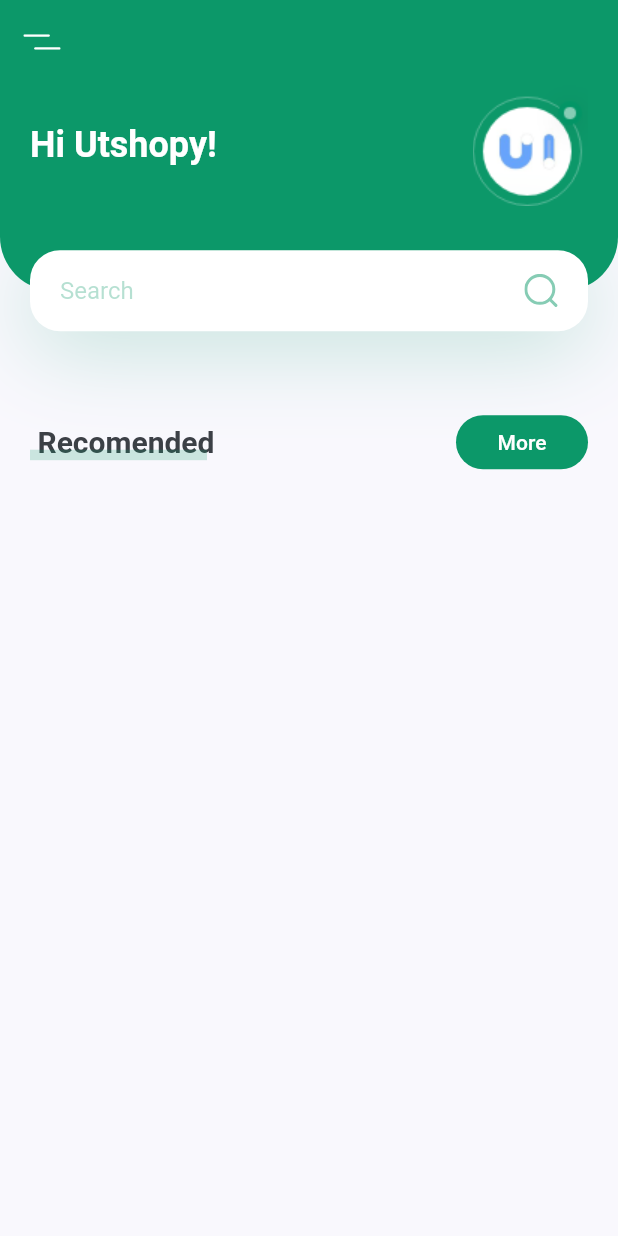
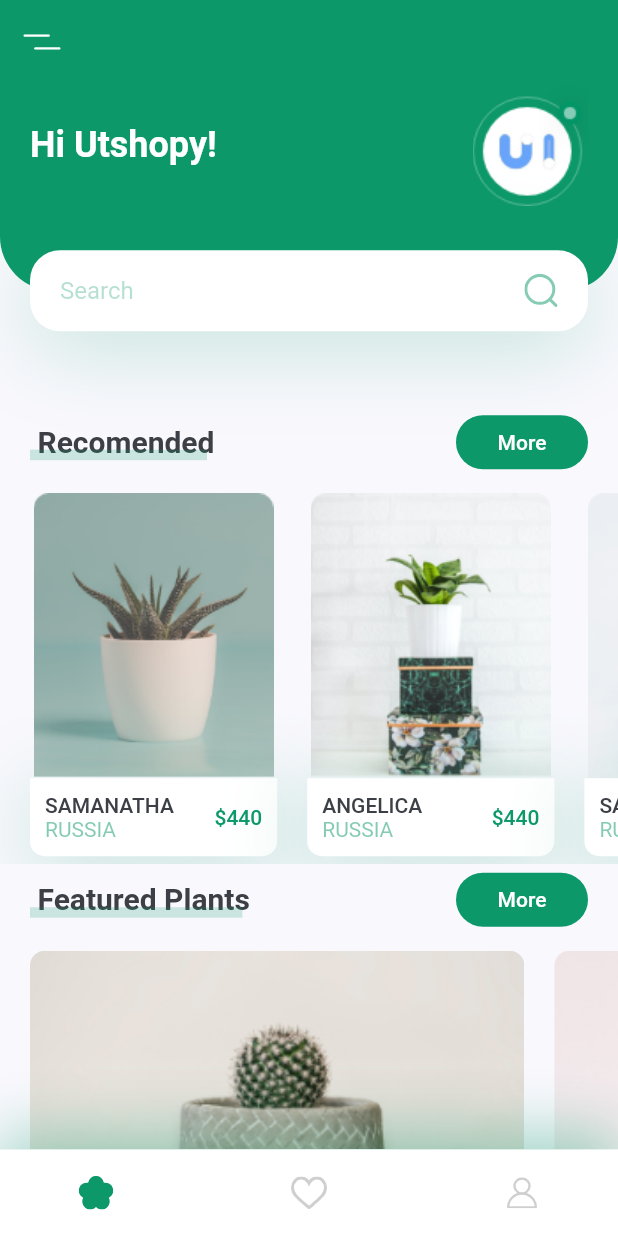
Before and after one commit to pritsorathiya5181/Plant-App, a Flutter app: the screen it shows after launch, on a phone screen of 412 x 824 dp. Run offline on Flutter 3.47's test engine with Material 2 defaults, Android fonts, the phone set to English and light mode, and no system bars; our stand-ins replace flutter_svg.

```diff
--- /dev/null
+++ b/lib/components/my_bottom_navbar.dart
@@ -0,0 +1,48 @@
+import 'package:Plant_app/constants.dart';
+import 'package:flutter/material.dart';
+import 'package:flutter_svg/flutter_svg.dart';
+
+class MyBottomNavBar extends StatelessWidget {
+  const MyBottomNavBar({
+    Key key,
+  }) : super(key: key);
+
+  @override
+  Widget build(BuildContext context) {
+    return Container(
+      padding: EdgeInsets.only(
+        left: kDefaultPadding * 2,
+        right: kDefaultPadding * 2,
+        // bottom: kDefaultPadding,
+      ),
+      height: MediaQuery.of(context).size.height * 0.07,
+      decoration: BoxDecoration(
+        color: Colors.white,
+        boxShadow: [
+          BoxShadow(
+            offset: Offset(0, -10),
+            blurRadius: 35,
+            color: kPrimaryColor.withOpacity(0.38),
+          ),
+        ],
+      ),
+      child: Row(
+        mainAxisAlignment: MainAxisAlignment.spaceBetween,
+        children: <Widget>[
+          IconButton(
+            icon: SvgPicture.asset("assets/icons/flower.svg"),
+            onPressed: () {},
+          ),
+          IconButton(
+            icon: SvgPicture.asset("assets/icons/heart-icon.svg"),
+            onPressed: () {},
+          ),
+          IconButton(
+            icon: SvgPicture.asset("assets/icons/user-icon.svg"),
+            onPressed: () {},
+          ),
+        ],
+      ),
+    );
+  }
+}
--- a/lib/screens/home/components/body.dart
+++ b/lib/screens/home/components/body.dart
@@ -1,8 +1,8 @@
-import 'package:Plant_app/constants.dart';
 import 'package:Plant_app/screens/home/components/complete_title.dart';
+import 'package:Plant_app/screens/home/components/featured_plants.dart';
 import 'package:Plant_app/screens/home/components/header_box.dart';
+import 'package:Plant_app/screens/home/components/recomended_plant.dart';
 import 'package:flutter/material.dart';
-import 'package:flutter_svg/flutter_svg.dart';
 
 class Body extends StatelessWidget {
   @override
@@ -16,6 +16,12 @@ class Body extends StatelessWidget {
             title: 'Recomended',
             press: () {},
           ),
+          RecomendedPlants(),
+          CompleteTitle(
+            title: 'Featured Plants',
+            press: () {},
+          ),
+          FeaturedPlants()
         ],
       ),
     );
--- /dev/null
+++ b/lib/screens/home/components/featured_plants.dart
@@ -0,0 +1,61 @@
+import 'package:Plant_app/constants.dart';
+import 'package:flutter/material.dart';
+
+class FeaturedPlants extends StatelessWidget {
+  const FeaturedPlants({
+    Key key,
+  }) : super(key: key);
+
+  @override
+  Widget build(BuildContext context) {
+    return SingleChildScrollView(
+      scrollDirection: Axis.horizontal,
+      child: Row(
+        children: <Widget>[
+          FeaturedPlantsCard(
+            image: "assets/images/bottom_img_1.png",
+            press: () {},
+          ),
+          FeaturedPlantsCard(
+            image: "assets/images/bottom_img_2.png",
+            press: () {},
+          ),
+        ],
+      ),
+    );
+  }
+}
+
+class FeaturedPlantsCard extends StatelessWidget {
+  const FeaturedPlantsCard({
+    Key key,
+    this.image,
+    this.press,
+  }) : super(key: key);
+
+  final String image;
+  final Function press;
+
+  @override
+  Widget build(BuildContext context) {
+    Size size = MediaQuery.of(context).size;
+    return GestureDetector(
+      onTap: press,
+      child: Container(
+        margin: EdgeInsets.only(
+            left: kDefaultPadding,
+            top: kDefaultPadding / 2,
+            bottom: kDefaultPadding / 2),
+        width: size.width * 0.8,
+        height: 185,
+        decoration: BoxDecoration(
+          borderRadius: BorderRadius.circular(10.0),
+          image: DecorationImage(
+            image: AssetImage(image),
+            fit: BoxFit.cover
+          ),
+        ),
+      ),
+    );
+  }
+}
--- /dev/null
+++ b/lib/screens/home/components/recomended_plant.dart
@@ -0,0 +1,150 @@
+import 'package:Plant_app/constants.dart';
+import 'package:Plant_app/screens/details/details_screen.dart';
+import 'package:flutter/material.dart';
+
+class RecomendedPlants extends StatelessWidget {
+  const RecomendedPlants({
+    Key key,
+  }) : super(key: key);
+
+  @override
+  Widget build(BuildContext context) {
+    return SingleChildScrollView(
+      scrollDirection: Axis.horizontal,
+      child: Row(
+        children: <Widget>[
+          PlantsCard(
+            image: "assets/images/image_1.png",
+            title: "Samanatha",
+            country: "Russia",
+            price: 440,
+            press: () {
+              Navigator.push(
+                  context,
+                  MaterialPageRoute(
+                    builder: (context) => DetailsScreen(
+                      image: "assets/images/image_1.png",
+                      title: "Samanatha",
+                      country: "Russia",
+                      price: 440,
+                    ),
+                  ));
+            },
+          ),
+          PlantsCard(
+            image: "assets/images/image_2.png",
+            title: "Angelica",
+            country: "Russia",
+            price: 440,
+            press: () {
+              Navigator.push(
+                  context,
+                  MaterialPageRoute(
+                    builder: (context) => DetailsScreen(
+                      image: "assets/images/image_2.png",
+                      title: "Angelica",
+                      country: "Russia",
+                      price: 440,
+                    ),
+                  ));
+            },
+          ),
+          PlantsCard(
+            image: "assets/images/image_3.png",
+            title: "Samanatha",
+            country: "Russia",
+            price: 440,
+            press: () {
+              Navigator.push(
+                  context,
+                  MaterialPageRoute(
+                    builder: (context) => DetailsScreen(
+                      image: "assets/images/image_3.png",
+                      title: "Samanatha",
+                      country: "Russia",
+                      price: 440,
+                    ),
+                  ));
+            },
+          ),
+        ],
+      ),
+    );
+  }
+}
+
+class PlantsCard extends StatelessWidget {
+  const PlantsCard({
+    Key key,
+    this.image,
+    this.title,
+    this.country,
+    this.price,
+    this.press,
+  }) : super(key: key);
+
+  final String image, title, country;
+  final int price;
+  final Function press;
+
+  @override
+  Widget build(BuildContext context) {
+    Size size = MediaQuery.of(context).size;
+    return GestureDetector(
+      onTap: press,
+      child: Container(
+        margin: EdgeInsets.only(
+            left: kDefaultPadding,
+            top: kDefaultPadding / 2,
+            bottom: kDefaultPadding * 0.25),
+        width: size.width * 0.4,
+        child: Column(
+          children: <Widget>[
+            Image.asset(image),
+            Container(
+              padding: EdgeInsets.all(kDefaultPadding / 2),
+              decoration: BoxDecoration(
+                  color: Colors.white,
+                  borderRadius: BorderRadius.only(
+                      bottomLeft: Radius.circular(10.0),
+                      bottomRight: Radius.circular(10.0)),
+                  boxShadow: [
+                    BoxShadow(
+                      offset: Offset(0, 10),
+                      blurRadius: 50,
+                      color: kPrimaryColor.withOpacity(0.23),
+                    )
+                  ]),
+              child: Row(
+                mainAxisAlignment: MainAxisAlignment.spaceBetween,
+                children: <Widget>[
+                  RichText(
+                    text: TextSpan(children: [
+                      TextSpan(
+                        text: "$title\n".toUpperCase(),
+                        style: Theme.of(context).textTheme.button,
+                      ),
+                      TextSpan(
+                        text: "$country".toUpperCase(),
+                        style: TextStyle(
+                          color: kPrimaryColor.withOpacity(0.5),
+                        ),
+                      ),
+                    ]),
+                  ),
+                  Text(
+                    '\$$price',
+                    style: Theme.of(context)
+                        .textTheme
+                        .button
+                        .copyWith(color: kPrimaryColor),
+                  )
+                ],
+              ),
+            )
+          ],
+        ),
+      ),
+    );
+  }
+}
--- a/lib/screens/home/home_screen.dart
+++ b/lib/screens/home/home_screen.dart
@@ -1,3 +1,4 @@
+import 'package:Plant_app/components/my_bottom_navbar.dart';
 import 'package:Plant_app/screens/home/components/body.dart';
 import 'package:flutter/material.dart';
 import 'package:flutter_svg/flutter_svg.dart';
@@ -8,6 +9,7 @@ class HomeScreen extends StatelessWidget {
     return Scaffold(
       appBar: buildAppBar(),
       body: Body(),
+      bottomNavigationBar: MyBottomNavBar(),
     );
   }
 
```
Also changed, not shown: lib/screens/details/components/IconsCard.dart (added, +39 -0 lines), lib/screens/details/components/body.dart (added, +64 -0 lines), lib/screens/details/components/image_and_icons.dart (added, +61 -0 lines), lib/screens/details/components/title_and_price.dart (added, +52 -0 lines), lib/screens/details/details_screen.dart (added, +20 -0 lines).
